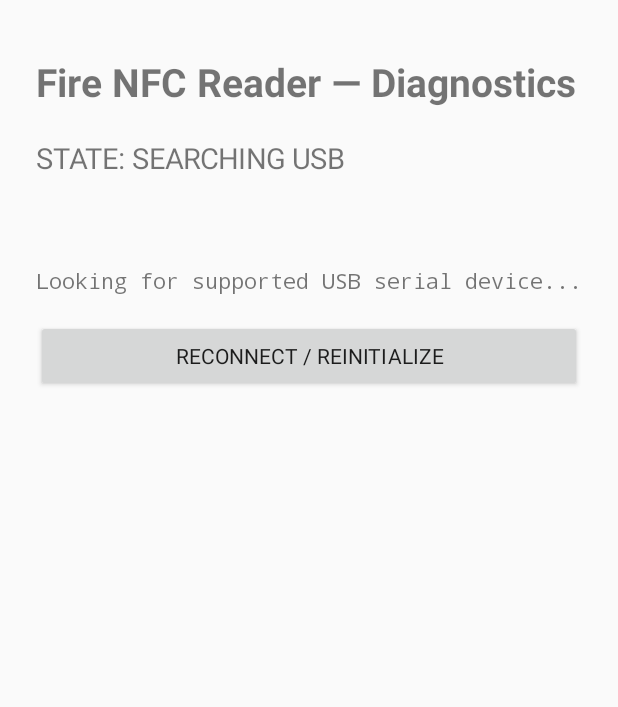
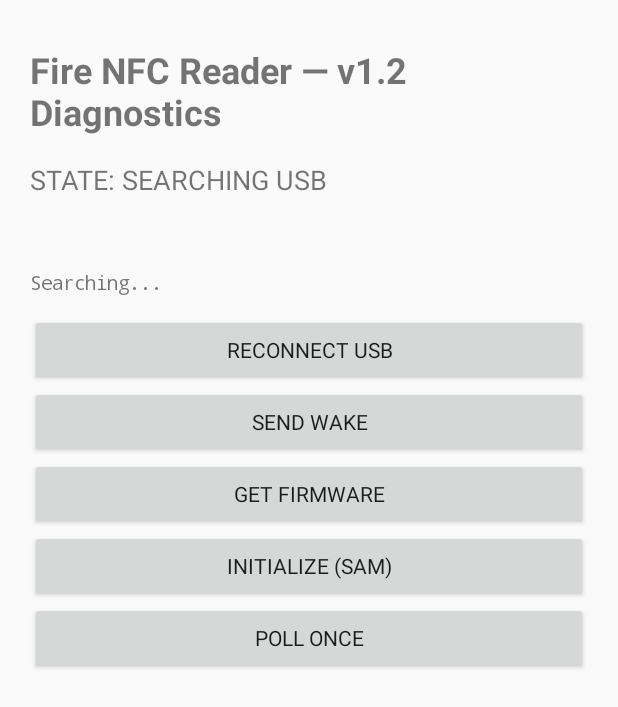
Before and after one commit to jasonwhk/jasonwu, an Android app: the screen it shows after launch (MainActivity), on a phone screen of 412 x 824 dp. Shown: the top 707 px of the screen. Run offline under Robolectric (Android 15) with nearby library versions, the light colour scheme and no system bars; libraries missing offline, so code that uses them is left out: com.hoho.android; 6 statements that could not run were skipped.

Commit message:
Add manual PN532 command diagnostics

```diff
--- a/android-nfc-reader/app/src/main/java/com/jasonwu/firenfcreader/MainActivity.java
+++ b/android-nfc-reader/app/src/main/java/com/jasonwu/firenfcreader/MainActivity.java
@@ -2,32 +2,28 @@ package com.jasonwu.firenfcreader;
 import android.app.*; import android.os.*; import android.hardware.usb.*; import android.content.*; import android.graphics.Typeface; import android.view.*; import android.widget.*;
 import com.hoho.android.usbserial.driver.*; import java.util.*;
 public class MainActivity extends Activity {
- static final String ACT="com.jasonwu.firenfcreader.USB_PERMISSION"; TextView status,uid,diag; UsbSerialPort port; UsbManager mgr; volatile boolean running; Handler ui=new Handler(Looper.getMainLooper()); long polls,responses,lastResponse; int consecutiveMisses;
+ static final String ACT="com.jasonwu.firenfcreader.USB_PERMISSION"; TextView status,uid,diag; UsbSerialPort port; UsbManager mgr; Handler ui=new Handler(Looper.getMainLooper()); final Object lock=new Object();
  static final byte[] WAKE={(byte)0x55,(byte)0x55,0,0,0};
+ static final byte[] FW={0,0,(byte)0xff,2,(byte)0xfe,(byte)0xd4,0x02,0x2a,0};
  static final byte[] SAM={0,0,(byte)0xff,5,(byte)0xfb,(byte)0xd4,0x14,0x01,0x14,0x01,0x02,0};
  static final byte[] POLL={0,0,(byte)0xff,4,(byte)0xfc,(byte)0xd4,0x4a,0x01,0x00,(byte)0xe1,0};
  BroadcastReceiver rx=new BroadcastReceiver(){public void onReceive(Context c,Intent i){if(ACT.equals(i.getAction())){UsbDevice d=i.getParcelableExtra(UsbManager.EXTRA_DEVICE);if(i.getBooleanExtra(UsbManager.EXTRA_PERMISSION_GRANTED,false)&&d!=null)connect(d);else msg("USB permission denied");}}};
- public void onCreate(Bundle b){super.onCreate(b); LinearLayout x=new LinearLayout(this);x.setOrientation(LinearLayout.VERTICAL);x.setPadding(36,55,36,30);
-  TextView t=new TextView(this);t.setText("Fire NFC Reader — Diagnostics");t.setTextSize(26);t.setTypeface(null,Typeface.BOLD); status=new TextView(this);status.setTextSize(19);status.setPadding(0,30,0,20);uid=new TextView(this);uid.setTextSize(22);uid.setTypeface(Typeface.MONOSPACE,Typeface.BOLD);uid.setTextIsSelectable(true);
-  diag=new TextView(this);diag.setTextSize(14);diag.setTypeface(Typeface.MONOSPACE,Typeface.NORMAL);diag.setTextIsSelectable(true);diag.setPadding(0,25,0,25);
-  Button r=new Button(this);r.setText("Reconnect / Reinitialize");r.setOnClickListener(v->find());x.addView(t);x.addView(status);x.addView(uid);x.addView(diag);x.addView(r);setContentView(x);mgr=(UsbManager)getSystemService(USB_SERVICE);
+ public void onCreate(Bundle b){super.onCreate(b); ScrollView sv=new ScrollView(this);LinearLayout x=new LinearLayout(this);x.setOrientation(LinearLayout.VERTICAL);x.setPadding(30,45,30,30);sv.addView(x);
+  TextView t=new TextView(this);t.setText("Fire NFC Reader — v1.2 Diagnostics");t.setTextSize(24);t.setTypeface(null,Typeface.BOLD);status=new TextView(this);status.setTextSize(18);status.setPadding(0,25,0,12);uid=new TextView(this);uid.setTextSize(20);uid.setTypeface(Typeface.MONOSPACE,Typeface.BOLD);
+  diag=new TextView(this);diag.setTextSize(13);diag.setTypeface(Typeface.MONOSPACE,Typeface.NORMAL);diag.setTextIsSelectable(true);diag.setPadding(0,18,0,18);
+  x.addView(t);x.addView(status);x.addView(uid);x.addView(diag);
+  String[] names={"Reconnect USB","Send Wake","Get Firmware","Initialize (SAM)","Poll Once"};
+  for(String n:names){Button z=new Button(this);z.setText(n);if(n.startsWith("Reconnect"))z.setOnClickListener(v->find());else if(n.startsWith("Send"))z.setOnClickListener(v->command("WAKE",WAKE,400));else if(n.startsWith("Get"))z.setOnClickListener(v->command("GET FIRMWARE",FW,700));else if(n.startsWith("Initialize"))z.setOnClickListener(v->command("SAM CONFIG",SAM,700));else z.setOnClickListener(v->command("POLL",POLL,1000));x.addView(z);}setContentView(sv);mgr=(UsbManager)getSystemService(USB_SERVICE);
   IntentFilter f=new IntentFilter(ACT);if(Build.VERSION.SDK_INT>=33)registerReceiver(rx,f,Context.RECEIVER_NOT_EXPORTED);else registerReceiver(rx,f);find();}
- void find(){running=false;try{if(port!=null)port.close();}catch(Exception e){} port=null; polls=responses=lastResponse=0;consecutiveMisses=0;msg("STATE: SEARCHING USB");dmsg("Looking for supported USB serial device...");
-  List<UsbSerialDriver>d=UsbSerialProber.getDefaultProber().findAllDrivers(mgr);if(d.isEmpty()){msg("STATE: NO USB DEVICE");dmsg("No supported USB serial device found.\nConnect reader and tap Reconnect.");return;}UsbDevice u=d.get(0).getDevice();dmsg("USB device found\nVID:PID "+String.format(Locale.US,"%04X:%04X",u.getVendorId(),u.getProductId())+"\nDevice: "+u.getDeviceName()+"\nPermission: "+mgr.hasPermission(u));if(!mgr.hasPermission(u)){msg("STATE: WAITING FOR USB PERMISSION");PendingIntent p=PendingIntent.getBroadcast(this,0,new Intent(ACT),Build.VERSION.SDK_INT>=31?PendingIntent.FLAG_MUTABLE:0);mgr.requestPermission(u,p);}else connect(u);}
- void connect(UsbDevice d){try{UsbSerialDriver q=null;for(UsbSerialDriver z:UsbSerialProber.getDefaultProber().findAllDrivers(mgr))if(z.getDevice().getDeviceId()==d.getDeviceId())q=z;if(q==null)throw new Exception("serial driver not found");port=q.getPorts().get(0);port.open(mgr.openDevice(d));port.setParameters(115200,8,UsbSerialPort.STOPBITS_1,UsbSerialPort.PARITY_NONE);running=true;msg("STATE: USB SERIAL OPEN\nInitializing PN532...");dmsg("CH34x/serial: OPEN\n115200 baud, 8N1\nStarting PN532 wake + SAM configuration...");new Thread(this::loop).start();}catch(Exception e){msg("STATE: USB CONNECTION ERROR");dmsg(e.toString());}}
- void loop(){try{port.write(WAKE,1000);Thread.sleep(100);byte[]w=read(150);port.write(SAM,1000);Thread.sleep(100);byte[]sam=read(350);boolean pn=contains(sam,0xd5,0x15);msg(pn?"STATE: PN532 RESPONDING\nScanning for NFC tags...":"STATE: PN532 RESPONSE NOT VERIFIED\nPolling anyway...");
-   dmsg("Wake RX: "+hex(w)+"\nSAM RX: "+hex(sam)+"\nPN532 SAM response: "+(pn?"YES":"NO"));
-   while(running){drain();port.write(POLL,1000);polls++;byte[]a=read(350);String id=parse(a);if(a.length>0){responses++;lastResponse=System.currentTimeMillis();consecutiveMisses=0;}else consecutiveMisses++;
-    String state=id!=null?"TAG DETECTED":(a.length>0?"PN532 ALIVE — NO TAG":"NO RESPONSE FROM READER");
-    if(id!=null){String s=id;ui.post(()->uid.setText("UID: "+s));}
-    dmsg("STATE: "+state+"\nPolls sent: "+polls+"\nPolls with RX data: "+responses+"\nConsecutive empty RX: "+consecutiveMisses+"\nLast RX bytes: "+a.length+"\nLast RX: "+hex(a)+"\nLast response: "+(lastResponse==0?"never":((System.currentTimeMillis()-lastResponse)+" ms ago"))+(id!=null?"\nLast tag UID: "+id:""));
-    Thread.sleep(id!=null?500:120);
-   }}catch(Exception e){msg("STATE: PN532 COMMUNICATION ERROR");dmsg(e.toString());}}
+ void find(){try{if(port!=null)port.close();}catch(Exception e){}port=null;uid.setText("");msg("STATE: SEARCHING USB");dmsg("Searching...");
+  List<UsbSerialDriver>d=UsbSerialProber.getDefaultProber().findAllDrivers(mgr);if(d.isEmpty()){msg("STATE: NO USB DEVICE");dmsg("No supported USB serial device.");return;}UsbDevice u=d.get(0).getDevice();dmsg("USB FOUND\nVID:PID "+String.format(Locale.US,"%04X:%04X",u.getVendorId(),u.getProductId())+"\nDevice: "+u.getDeviceName()+"\nPermission: "+mgr.hasPermission(u));if(!mgr.hasPermission(u)){msg("STATE: WAITING FOR USB PERMISSION");PendingIntent p=PendingIntent.getBroadcast(this,0,new Intent(ACT),Build.VERSION.SDK_INT>=31?PendingIntent.FLAG_MUTABLE:0);mgr.requestPermission(u,p);}else connect(u);}
+ void connect(UsbDevice d){try{UsbSerialDriver q=null;for(UsbSerialDriver z:UsbSerialProber.getDefaultProber().findAllDrivers(mgr))if(z.getDevice().getDeviceId()==d.getDeviceId())q=z;if(q==null)throw new Exception("serial driver not found");port=q.getPorts().get(0);port.open(mgr.openDevice(d));port.setParameters(115200,8,UsbSerialPort.STOPBITS_1,UsbSerialPort.PARITY_NONE);msg("STATE: USB SERIAL OPEN");dmsg("USB serial OPEN\n115200 baud, 8N1\n\nUse buttons below in order:\n1. Send Wake\n2. Get Firmware\n3. Initialize (SAM)\n4. Poll Once");}catch(Exception e){msg("STATE: USB CONNECTION ERROR");dmsg(e.toString());}}
+ void command(String name,byte[]tx,int wait){if(port==null){msg("STATE: SERIAL NOT OPEN");return;}new Thread(()->{synchronized(lock){try{drain();port.write(tx,1000);byte[]a=read(wait);String extra="";if(name.equals("GET FIRMWARE")&&contains(a,0xd5,0x03))extra="\n✓ PN532 GetFirmwareVersion response detected";if(name.equals("SAM CONFIG")&&contains(a,0xd5,0x15))extra="\n✓ PN532 SAMConfiguration response detected";String id=parse(a);if(id!=null){String s=id;ui.post(()->uid.setText("UID: "+s));extra+="\n✓ TAG UID: "+id;}final String e=extra;msg("STATE: "+name+(a.length>0?" — RX RECEIVED":" — NO RESPONSE"));dmsg("COMMAND: "+name+"\n\nTX ("+tx.length+" bytes):\n"+hex(tx)+"\n\nRX ("+a.length+" bytes):\n"+hex(a)+e);}catch(Exception e){msg("STATE: "+name+" ERROR");dmsg(e.toString());}}}).start();}
  byte[] read(int wait)throws Exception{long end=System.currentTimeMillis()+wait;java.io.ByteArrayOutputStream o=new java.io.ByteArrayOutputStream();byte[]b=new byte[256];while(System.currentTimeMillis()<end){int n=port.read(b,60);if(n>0)o.write(b,0,n);}return o.toByteArray();}
  void drain(){try{byte[]b=new byte[256];while(port.read(b,20)>0){}}catch(Exception e){}}
  boolean contains(byte[]a,int x,int y){for(int i=0;i+1<a.length;i++)if((a[i]&255)==x&&(a[i+1]&255)==y)return true;return false;}
- String hex(byte[]a){if(a==null||a.length==0)return "(none)";StringBuilder s=new StringBuilder();int n=Math.min(a.length,80);for(int i=0;i<n;i++){if(i>0)s.append(' ');s.append(String.format(Locale.US,"%02X",a[i]&255));}if(a.length>n)s.append(" ...");return s.toString();}
+ String hex(byte[]a){if(a==null||a.length==0)return "(none)";StringBuilder s=new StringBuilder();for(int i=0;i<a.length;i++){if(i>0)s.append(' ');s.append(String.format(Locale.US,"%02X",a[i]&255));}return s.toString();}
  String parse(byte[]a){for(int i=0;i+10<a.length;i++)if((a[i]&255)==0xd5&&(a[i+1]&255)==0x4b&&(a[i+2]&255)>=1){int p=i+3;p++;p+=2;p++;if(p>=a.length)continue;int n=a[p++]&255;if(n<4||n>10||p+n>a.length)continue;StringBuilder s=new StringBuilder();for(int k=0;k<n;k++){if(k>0)s.append(':');s.append(String.format(Locale.US,"%02X",a[p+k]&255));}return s.toString();}return null;}
- void msg(String s){ui.post(()->status.setText(s));} void dmsg(String s){ui.post(()->diag.setText(s));}
- protected void onDestroy(){running=false;try{if(port!=null)port.close();}catch(Exception e){}unregisterReceiver(rx);super.onDestroy();}
+ void msg(String s){ui.post(()->status.setText(s));}void dmsg(String s){ui.post(()->diag.setText(s));}
+ protected void onDestroy(){try{if(port!=null)port.close();}catch(Exception e){}unregisterReceiver(rx);super.onDestroy();}
 }
```
